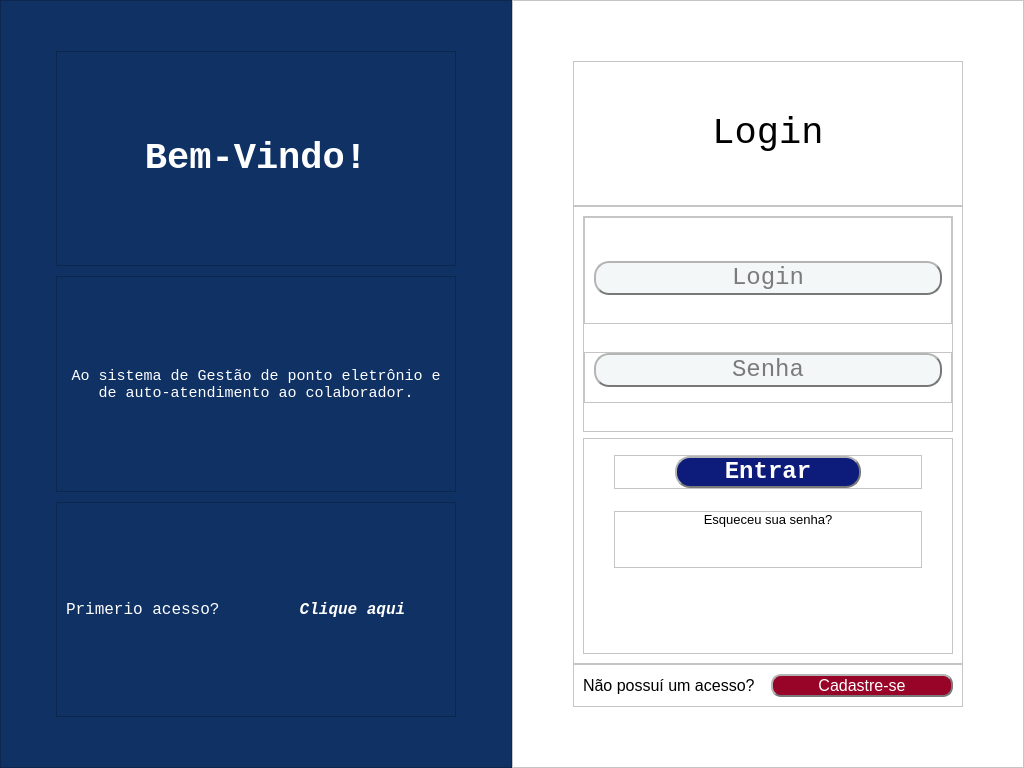
KobaDev/GestaoDePonto, file tela_login.ui: the form before one commit.
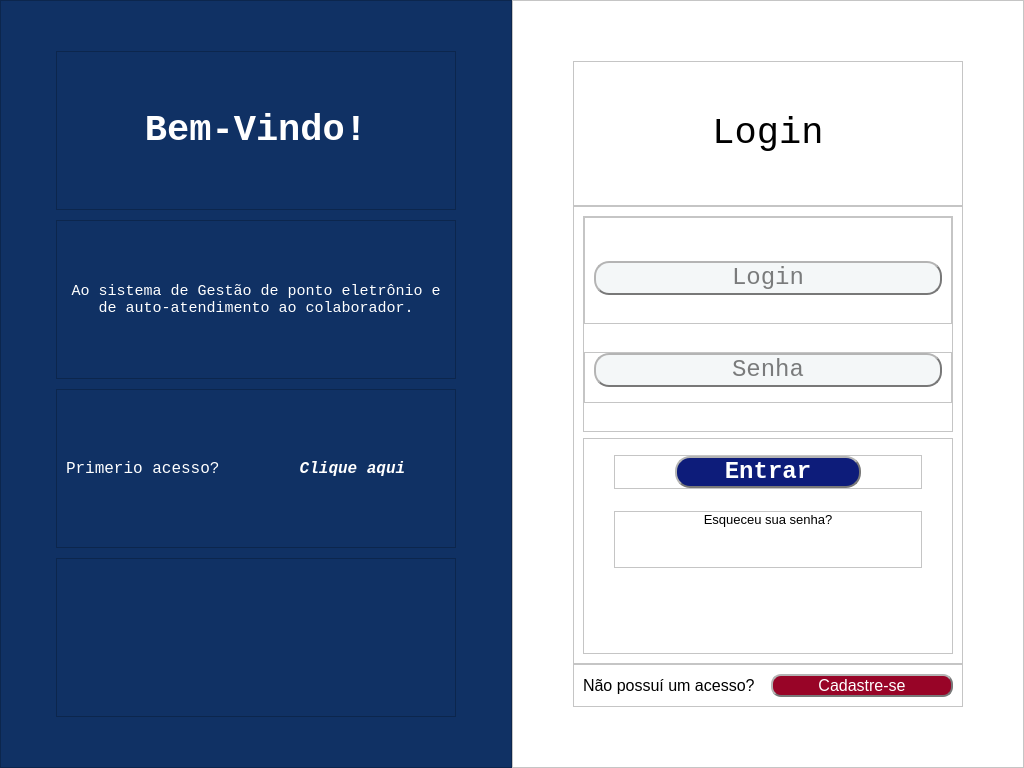
The form after the commit. Icons and pictures are not drawn.

Commit message: Alterar senha dentro das UI tela menu e tela adm funcionam

What changed in the file:
```diff
--- a/tela_login.ui
+++ b/tela_login.ui
@@ -218,6 +218,31 @@
          </layout>
         </widget>
        </item>
+       <item>
+        <widget class="QFrame" name="frame">
+         <property name="frameShape">
+          <enum>QFrame::StyledPanel</enum>
+         </property>
+         <property name="frameShadow">
+          <enum>QFrame::Raised</enum>
+         </property>
+         <layout class="QVBoxLayout" name="verticalLayout_12">
+          <item>
+           <widget class="QLabel" name="label">
+            <property name="text">
+             <string/>
+            </property>
+            <property name="pixmap">
+             <pixmap resource="icons.qrc">:/icons/telas e icons/icons/Bianca/Icones e Imagens/Logo.svg</pixmap>
+            </property>
+            <property name="alignment">
+             <set>Qt::AlignCenter</set>
+            </property>
+           </widget>
+          </item>
+         </layout>
+        </widget>
+       </item>
       </layout>
      </widget>
     </item>
```
The commit also changes 24 other files.
